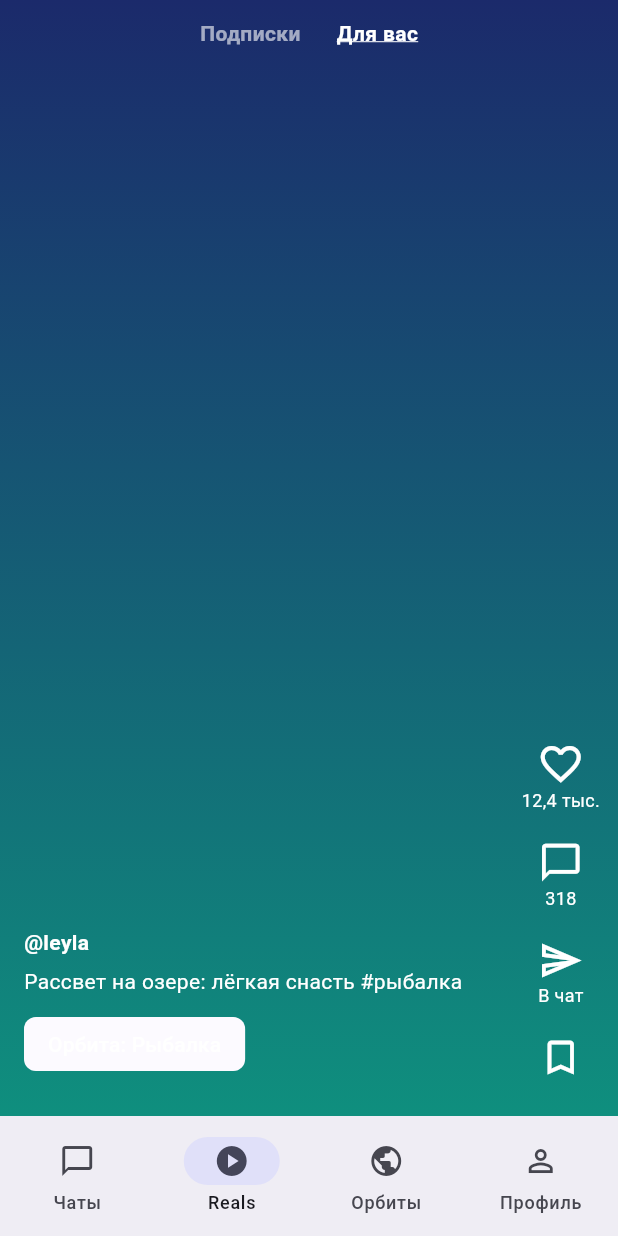
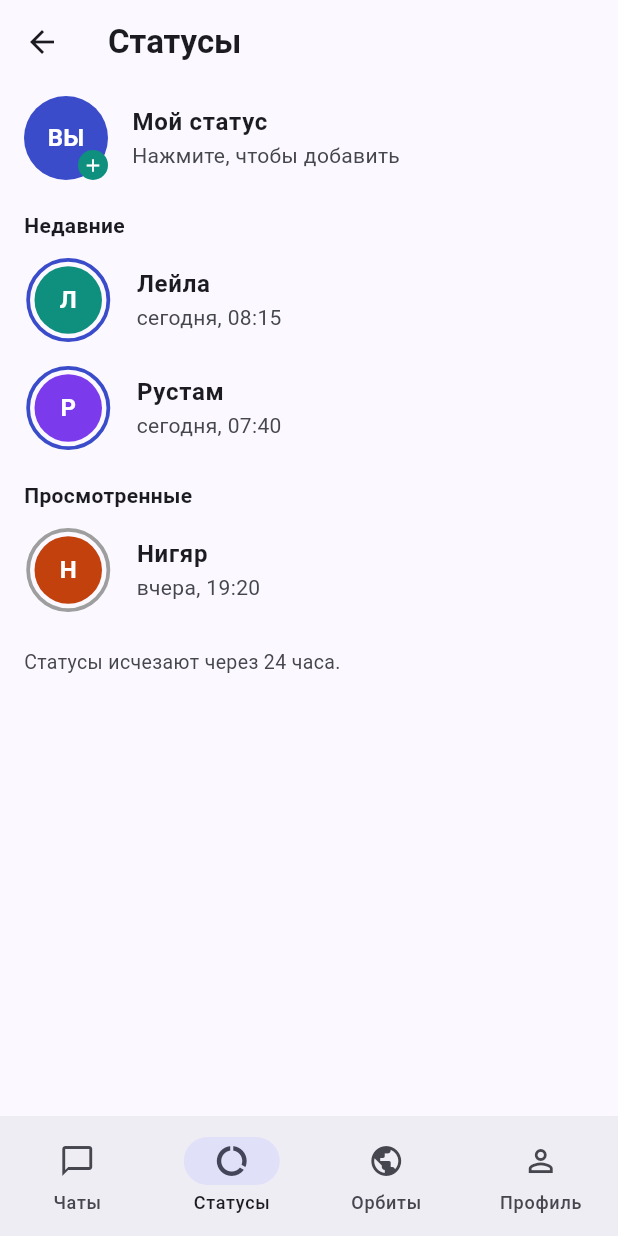
Before and after one commit to bavirbusiness-collab/Orbit, a Flutter app: the Shell screen opened directly, item 2 of the bottom bar chosen, on a phone screen of 412 x 824 dp. Run offline on Flutter 3.47's test engine with Material 3 defaults, Android fonts, the phone set to English and light mode, and no system bars; our stand-ins replace shared_preferences; accounts and stored records are empty.

Commit message:
Orbit: вместо Reals теперь Статусы (макет)
Co-Authored-By: Claude Sonnet 5.5 <noreply@anthropic.com>
Claude-Session: https://claude.ai/code/session_01QG64jShU5yVGCmXyTevsHn

```diff
--- a/orbita_flutter/lib/main.dart
+++ b/orbita_flutter/lib/main.dart
@@ -37,7 +37,7 @@ class _ShellState extends State<Shell> {
 
   @override
   Widget build(BuildContext context) {
-    const pages = [ChatsPage(), RealsPage(), OrbitsPage(), ProfilePage()];
+    const pages = [ChatsPage(), StatusPage(), OrbitsPage(), ProfilePage()];
     return Scaffold(
       body: IndexedStack(index: tab, children: pages),
       bottomNavigationBar: NavigationBar(
@@ -45,7 +45,7 @@ class _ShellState extends State<Shell> {
         onDestinationSelected: (i) => setState(() => tab = i),
         destinations: const [
           NavigationDestination(icon: Icon(Icons.chat_bubble_outline), selectedIcon: Icon(Icons.chat_bubble), label: 'Чаты'),
-          NavigationDestination(icon: Icon(Icons.play_circle_outline), selectedIcon: Icon(Icons.play_circle), label: 'Reals'),
+          NavigationDestination(icon: Icon(Icons.data_usage), label: 'Статусы'),
           NavigationDestination(icon: Icon(Icons.public), label: 'Орбиты'),
           NavigationDestination(icon: Icon(Icons.person_outline), selectedIcon: Icon(Icons.person), label: 'Профиль'),
         ],
@@ -303,69 +303,164 @@ class _NewChatPageState extends State<NewChatPage> {
   }
 }
 
-// ---------- Reals ----------
+// ---------- Статусы ----------
 
-class RealsPage extends StatelessWidget {
-  const RealsPage({super.key});
+class StatusItem {
+  final String name, initials, time;
+  final Color color;
+  final List<String> texts;
+  final bool viewed;
+  const StatusItem(this.name, this.initials, this.color, this.texts, this.time, {this.viewed = false});
+}
+
+const statuses = [
+  StatusItem('Лейла', 'Л', teal, ['Утро на озере', 'Клёв начался'], 'сегодня, 08:15'),
+  StatusItem('Рустам', 'Р', Color(0xFF7C3AED), ['Сдал экзамен'], 'сегодня, 07:40'),
+  StatusItem('Нигяр', 'Н', rust, ['Шеки, день первый', 'Халва в Шеки лучшая'], 'вчера, 19:20', viewed: true),
+];
+
+class StatusPage extends StatelessWidget {
+  const StatusPage({super.key});
+
+  Widget ring(StatusItem st) {
+    final c = st.viewed ? Colors.grey : seed;
+    return Container(
+      padding: const EdgeInsets.all(3),
+      decoration: BoxDecoration(shape: BoxShape.circle, border: Border.all(color: c, width: 2.5)),
+      child: Avatar(st.initials, st.color, size: 48),
+    );
+  }
 
   @override
   Widget build(BuildContext context) {
-    const clips = [
-      ('@leyla', 'Рассвет на озере: лёгкая снасть #рыбалка', 'Рыбалка', [Color(0xFF1B2A6B), teal]),
-      ('@rustam', 'Как за вечер выучить 30 слов #учёба', 'Учёба', [Color(0xFF3B1B6B), seed]),
-      ('@nigar', 'Шеки за один день #поездка', 'Шеки', [Color(0xFF6B2A1B), rust]),
-    ];
-    return PageView(
-      scrollDirection: Axis.vertical,
-      children: [
-        for (final c in clips)
-          Container(
-            decoration: BoxDecoration(gradient: LinearGradient(begin: Alignment.topCenter, end: Alignment.bottomCenter, colors: c.$4)),
-            child: SafeArea(
-              child: Stack(children: [
-                const Align(
-                  alignment: Alignment.topCenter,
-                  child: Padding(
-                    padding: EdgeInsets.only(top: 12),
-                    child: Row(mainAxisSize: MainAxisSize.min, children: [
-                      Text('Подписки', style: TextStyle(color: Colors.white60, fontWeight: FontWeight.w600)),
-                      SizedBox(width: 24),
-                      Text('Для вас', style: TextStyle(color: Colors.white, fontWeight: FontWeight.w700, decoration: TextDecoration.underline, decorationColor: Colors.white)),
+    final cs = Theme.of(context).colorScheme;
+    final recent = [for (final st in statuses) if (!st.viewed) st];
+    final seen = [for (final st in statuses) if (st.viewed) st];
+    void open(StatusItem st) => Navigator.push(context, MaterialPageRoute<void>(builder: (_) => StatusViewer(item: st)));
+    return Scaffold(
+      appBar: AppBar(title: const Text('Статусы', style: TextStyle(fontWeight: FontWeight.bold))),
+      body: ListView(children: [
+        ListTile(
+          leading: Stack(children: [
+            const Avatar('ВЫ', seed, size: 56),
+            Positioned(right: 0, bottom: 0, child: CircleAvatar(radius: 10, backgroundColor: teal, child: const Icon(Icons.add, size: 14, color: Colors.white))),
+          ]),
+          title: const Text('Мой статус', style: TextStyle(fontWeight: FontWeight.w600)),
+          subtitle: const Text('Нажмите, чтобы добавить'),
+          onTap: () => showModalBottomSheet<void>(
+            context: context,
+            builder: (ctx) => SafeArea(
+              child: Column(mainAxisSize: MainAxisSize.min, children: [
+                ListTile(leading: const Icon(Icons.text_fields), title: const Text('Текст'), onTap: () => Navigator.pop(ctx)),
+                ListTile(leading: const Icon(Icons.photo_outlined), title: const Text('Фото'), onTap: () => Navigator.pop(ctx)),
+                ListTile(leading: const Icon(Icons.videocam_outlined), title: const Text('Видео'), onTap: () => Navigator.pop(ctx)),
               ]),
             ),
           ),
-                const Positioned(
-                  right: 12,
-                  bottom: 24,
-                  child: Column(mainAxisSize: MainAxisSize.min, children: [
-                    Icon(Icons.favorite_border, color: Colors.white, size: 32),
-                    Text('12,4 тыс.', style: TextStyle(color: Colors.white, fontSize: 12)),
-                    SizedBox(height: 18),
-                    Icon(Icons.chat_bubble_outline, color: Colors.white, size: 30),
-                    Text('318', style: TextStyle(color: Colors.white, fontSize: 12)),
-                    SizedBox(height: 18),
-                    Icon(Icons.send_outlined, color: Colors.white, size: 30),
-                    Text('В чат', style: TextStyle(color: Colors.white, fontSize: 12)),
-                    SizedBox(height: 18),
-                    Icon(Icons.bookmark_border, color: Colors.white, size: 30),
+        ),
+        const Padding(padding: EdgeInsets.fromLTRB(16, 12, 16, 4), child: Text('Недавние', style: TextStyle(fontWeight: FontWeight.w600))),
+        for (final st in recent) ListTile(leading: ring(st), title: Text(st.name, style: const TextStyle(fontWeight: FontWeight.w600)), subtitle: Text(st.time), onTap: () => open(st)),
+        if (seen.isNotEmpty) const Padding(padding: EdgeInsets.fromLTRB(16, 12, 16, 4), child: Text('Просмотренные', style: TextStyle(fontWeight: FontWeight.w600))),
+        for (final st in seen) ListTile(leading: ring(st), title: Text(st.name, style: const TextStyle(fontWeight: FontWeight.w600)), subtitle: Text(st.time), onTap: () => open(st)),
+        Padding(
+          padding: const EdgeInsets.all(16),
+          child: Text('Статусы исчезают через 24 часа.', style: TextStyle(color: cs.onSurfaceVariant, fontSize: 13)),
+        ),
+      ]),
+    );
+  }
+}
+
+class StatusViewer extends StatefulWidget {
+  final StatusItem item;
+  const StatusViewer({super.key, required this.item});
+  @override
+  State<StatusViewer> createState() => _StatusViewerState();
+}
+
+class _StatusViewerState extends State<StatusViewer> with SingleTickerProviderStateMixin {
+  late final AnimationController ctl = AnimationController(vsync: this, duration: const Duration(seconds: 5));
+  int index = 0;
+
+  @override
+  void initState() {
+    super.initState();
+    ctl.addStatusListener((st) {
+      if (st == AnimationStatus.completed) next();
+    });
+    ctl.forward();
+  }
+
+  @override
+  void dispose() {
+    ctl.dispose();
+    super.dispose();
+  }
+
+  void next() {
+    if (index < widget.item.texts.length - 1) {
+      setState(() => index++);
+      ctl.forward(from: 0);
+    } else if (mounted) {
+      Navigator.pop(context);
+    }
+  }
+
+  void prev() {
+    if (index > 0) setState(() => index--);
+    ctl.forward(from: 0);
+  }
+
+  @override
+  Widget build(BuildContext context) {
+    final it = widget.item;
+    return Scaffold(
+      backgroundColor: Colors.black,
+      body: GestureDetector(
+        behavior: HitTestBehavior.opaque,
+        onTapUp: (d) => d.localPosition.dx < MediaQuery.of(context).size.width / 3 ? prev() : next(),
+        child: Container(
+          decoration: BoxDecoration(gradient: LinearGradient(begin: Alignment.topCenter, end: Alignment.bottomCenter, colors: [const Color(0xFF1B2A6B), it.color])),
+          child: SafeArea(
+            child: Column(children: [
+              Padding(
+                padding: const EdgeInsets.fromLTRB(8, 8, 8, 0),
+                child: Row(children: [
+                  for (var i = 0; i < it.texts.length; i++)
+                    Expanded(
+                      child: Padding(
+                        padding: const EdgeInsets.symmetric(horizontal: 2),
+                        child: AnimatedBuilder(
+                          animation: ctl,
+                          builder: (context, _) => LinearProgressIndicator(
+                            value: i < index ? 1 : (i == index ? ctl.value : 0),
+                            minHeight: 3,
+                            backgroundColor: Colors.white30,
+                            color: Colors.white,
+                          ),
+                        ),
+                      ),
+                    ),
                 ]),
               ),
-                Positioned(
-                  left: 16,
-                  right: 80,
-                  bottom: 24,
-                  child: Column(crossAxisAlignment: CrossAxisAlignment.start, mainAxisSize: MainAxisSize.min, children: [
-                    Text(c.$1, style: const TextStyle(color: Colors.white, fontWeight: FontWeight.w700)),
-                    const SizedBox(height: 6),
-                    Text(c.$2, style: const TextStyle(color: Colors.white)),
-                    const SizedBox(height: 8),
-                    Chip(label: Text('Орбита: ${c.$3}'), backgroundColor: Colors.white24, labelStyle: const TextStyle(color: Colors.white), side: BorderSide.none),
-                  ]),
+              ListTile(
+                leading: Avatar(it.initials, it.color, size: 40),
+                title: Text(it.name, style: const TextStyle(color: Colors.white, fontWeight: FontWeight.w600)),
+                subtitle: Text(it.time, style: const TextStyle(color: Colors.white70)),
+                trailing: IconButton(onPressed: () => Navigator.pop(context), icon: const Icon(Icons.close, color: Colors.white)),
+              ),
+              Expanded(
+                child: Center(
+                  child: Padding(
+                    padding: const EdgeInsets.all(32),
+                    child: Text(it.texts[index], textAlign: TextAlign.center, style: const TextStyle(color: Colors.white, fontSize: 30, fontWeight: FontWeight.w700)),
+                  ),
+                ),
               ),
             ]),
           ),
         ),
-      ],
+      ),
     );
   }
 }
--- a/orbita_flutter/lib/onboarding.dart
+++ b/orbita_flutter/lib/onboarding.dart
@@ -344,7 +344,7 @@ class AboutPage extends StatelessWidget {
       title: 'Всё общение\nна одной орбите',
       children: [
         InfoCard(icon: Icons.chat_bubble_outline, title: 'Чаты и группы', text: 'Личные переписки, группы и временные комнаты для поездок и событий.'),
-        InfoCard(icon: Icons.play_circle_outline, title: 'Reals', text: 'Короткие вертикальные видео и ответ видео прямо из чата.'),
+        InfoCard(icon: Icons.data_usage, title: 'Статусы', text: 'Делись моментами дня: текст, фото и видео. Статус исчезает через 24 часа.'),
         InfoCard(icon: Icons.blur_circular, title: 'Орбиты', text: 'Чаты, каналы и видео по одной теме собраны в одном месте.'),
         InfoCard(icon: Icons.notifications_paused_outlined, title: 'Режим «Тишина»', text: 'Никаких бесконечных уведомлений: вы получаете дайджест того, что пропустили.'),
       ],
```
Lines whose indentation alone changed are shown as unchanged.
